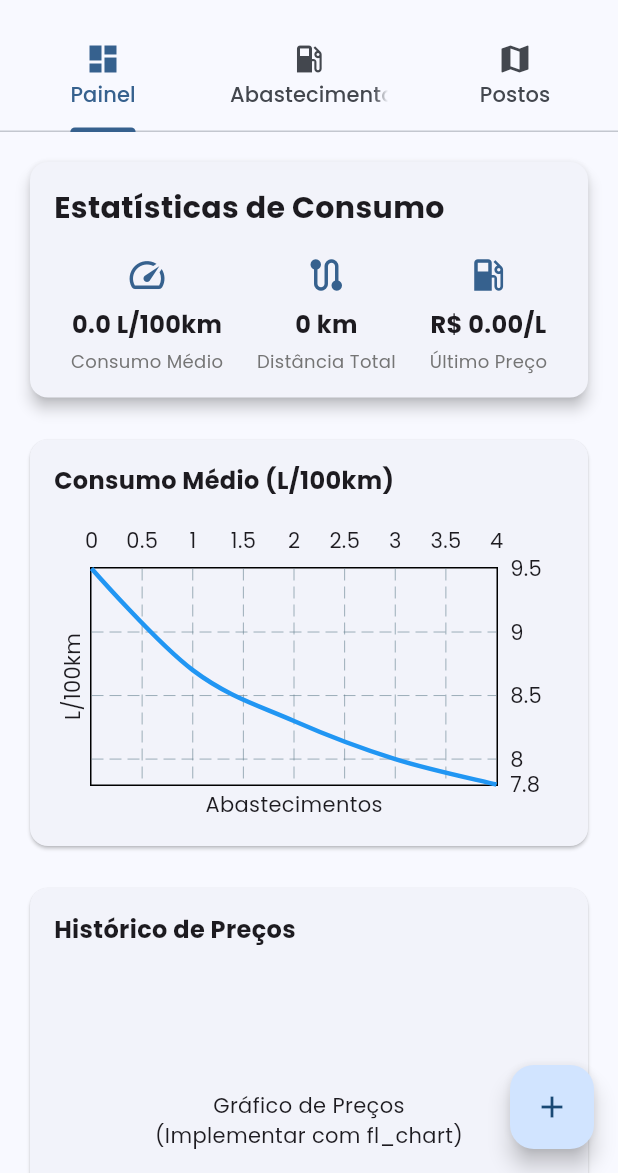
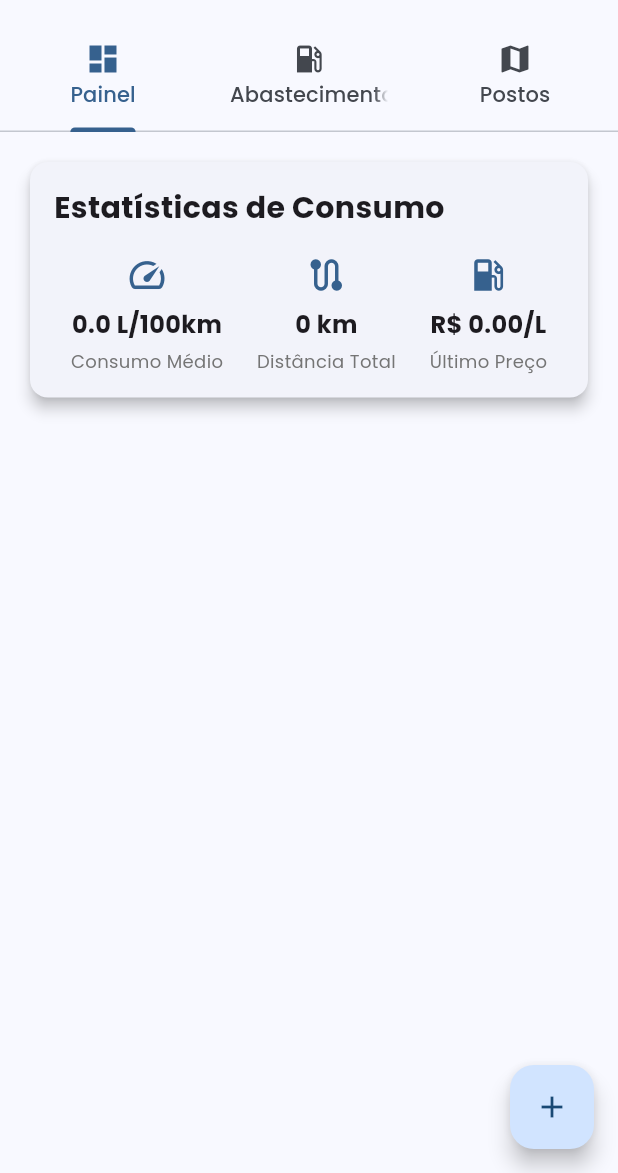
Before and after one commit to viniciusLourenzoni/EcoRota, a Flutter app: the screen it shows after launch, on a phone screen of 412 x 824 dp, the part 63-1236 px from its top. Run offline on Flutter 3.47's test engine with Material 3 defaults, Android fonts, the phone set to English and light mode, and no system bars; drawn by our look-alikes of fl_chart; our stand-ins replace google_fonts, sqflite; accounts and stored records are empty.

Commit message:
removendo tudo desnecessário e finalizando aplicação.

```diff
--- a/lib/componentes/grafico_consumo.dart
+++ /dev/null
@@ -1,64 +0,0 @@
-import 'package:fl_chart/fl_chart.dart';
-import 'package:flutter/material.dart';
-
-class GraficoConsumo extends StatelessWidget {
-  const GraficoConsumo({super.key});
-
-  @override
-  Widget build(BuildContext context) {
-    return Card(
-      child: Padding(
-        padding: const EdgeInsets.all(16.0),
-        child: Column(
-          crossAxisAlignment: CrossAxisAlignment.start,
-          children: [
-            const Text(
-              'Consumo Médio (L/100km)',
-              style: TextStyle(fontSize: 16, fontWeight: FontWeight.bold),
-            ),
-            const SizedBox(height: 16),
-            SizedBox(
-              height: 200,
-              child: LineChart(
-                LineChartData(
-                  titlesData: FlTitlesData(
-                    leftTitles: AxisTitles(
-                      side: AxisSide.left,
-                      axisNameWidget: const Text('L/100km'),
-                      axisNameSize: 24,
-                      drawBelowEverything: true,
-                      axisNameFit: AxisNameFit.wrap,
-                    ),
-                    bottomTitles: AxisTitles(
-                      side: AxisSide.bottom,
-                      axisNameWidget: const Text('Abastecimentos'),
-                      axisNameSize: 24,
-                      drawBelowEverything: true,
-                      axisNameFit: AxisNameFit.wrap,
-                    ),
-                  ),
-                  borderData: FlBorderData(show: true),
-                  lineBarsData: [
-                    LineChartBarData(
-                      isCurved: true,
-                      color: Colors.blue,
-                      barWidth: 3,
-                      dotData: FlDotData(show: false),
-                      spots: const [
-                        FlSpot(0, 9.5),
-                        FlSpot(1, 8.7),
-                        FlSpot(2, 8.3),
-                        FlSpot(3, 8.0),
-                        FlSpot(4, 7.8),
-                      ],
-                    ),
-                  ],
-                ),
-              ),
-            ),
-          ],
-        ),
-      ),
-    );
-  }
-}
--- a/lib/componentes/historico_preco.dart
+++ /dev/null
@@ -1,36 +0,0 @@
-import 'package:flutter/material.dart';
-
-class HistoricoPreco extends StatelessWidget {
-  const HistoricoPreco({super.key});
-
-  @override
-  Widget build(BuildContext context) {
-    return Card(
-      child: Padding(
-        padding: const EdgeInsets.all(16.0),
-        child: Column(
-          crossAxisAlignment: CrossAxisAlignment.start,
-          children: const [
-            Text(
-              'Histórico de Preços',
-              style: TextStyle(
-                fontSize: 16,
-                fontWeight: FontWeight.bold,
-              ),
-            ),
-            SizedBox(height: 16),
-            SizedBox(
-              height: 200,
-              child: Center(
-                child: Text(
-                  'Gráfico de Preços\n(Implementar com fl_chart)',
-                  textAlign: TextAlign.center,
-                ),
-              ),
-            ),
-          ],
-        ),
-      ),
-    );
-  }
-}
--- a/lib/telas/dashboard.dart
+++ b/lib/telas/dashboard.dart
@@ -1,7 +1,5 @@
 import 'package:flutter/material.dart';
 import '../componentes/cartao_estatisticas.dart';
-import '../componentes/grafico_consumo.dart';
-import '../componentes/historico_preco.dart';
 
 class Dashboard extends StatelessWidget {
   const Dashboard({super.key});
@@ -15,9 +13,7 @@ class Dashboard extends StatelessWidget {
         children: const [
           CartaoEstatisticas(),
           SizedBox(height: 20),
-          GraficoConsumo(),
           SizedBox(height: 20),
-          HistoricoPreco(),
         ],
       ),
     );
--- a/pubspec.yaml
+++ b/pubspec.yaml
@@ -37,7 +37,7 @@ dependencies:
   sqflite: ^2.3.0
   path_provider: ^2.1.1
   path: ^1.8.3
-  fl_chart: ^0.60.0
+  graphic: ^2.6.0
 
   # The following adds the Cupertino Icons font to your application.
   # Use with the CupertinoIcons class for iOS style icons.
```
Also changed, not shown: pubspec.lock.
